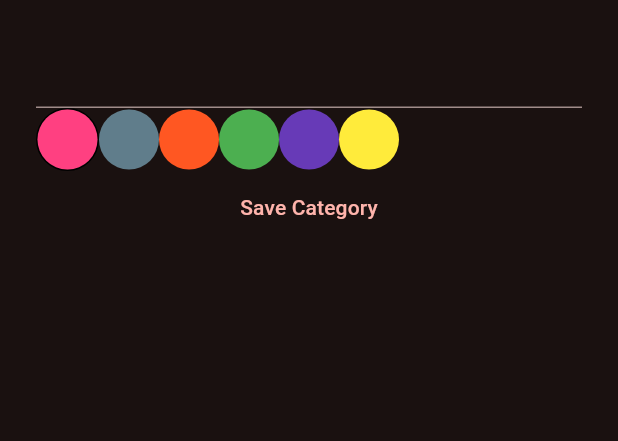
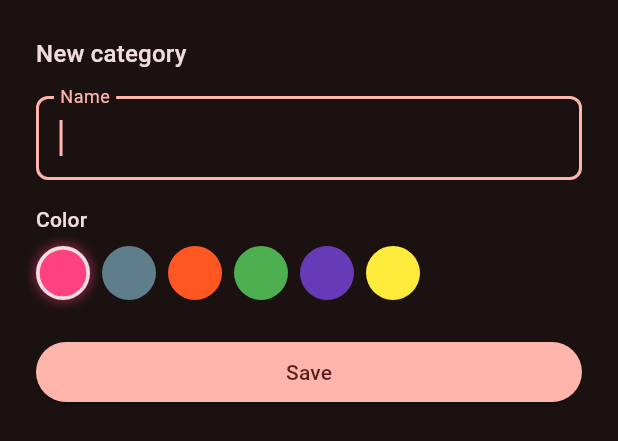
Before and after one commit to julianty/flutter-pomodoro, a Flutter app: the CategoryForm widget shown alone on an empty page, opened directly, on a phone screen of 412 x 824 dp. Shown: the top 441 px of the screen. Run offline on Flutter 3.47's test engine with Material 3 defaults, Android fonts, the phone set to English and light mode, and no system bars; our stand-ins replace audioplayers, cloud_firestore, firebase_auth, firebase_core; accounts and stored records are empty.

Commit message:
Wire up delete categories and UI update

```diff
--- a/lib/category_form.dart
+++ b/lib/category_form.dart
@@ -3,7 +3,7 @@ import 'package:flutter/material.dart';
 import 'package:flutter_pomodoro/category_picker.dart';
 import 'package:flutter_pomodoro/firestore_service.dart';
 
-List<Color> defaultColors = [
+const List<Color> defaultColors = [
   Colors.pinkAccent,
   Colors.blueGrey,
   Colors.deepOrange,
@@ -13,7 +13,8 @@ List<Color> defaultColors = [
 ];
 
 class CategoryForm extends StatefulWidget {
-  const CategoryForm({super.key});
+  final Category? category;
+  const CategoryForm({super.key, this.category});
 
   @override
   State<CategoryForm> createState() => _CategoryFormState();
@@ -23,10 +24,16 @@ class _CategoryFormState extends State<CategoryForm> {
   late TextEditingController textController;
   Color _selectedColor = defaultColors.first;
 
+  bool get _isEditing => widget.category != null;
+
   @override
   void initState() {
     super.initState();
     textController = TextEditingController();
+    if (widget.category != null) {
+      textController.text = widget.category!.label;
+      _selectedColor = widget.category!.color;
+    }
   }
 
   void onSelectColor(Color color) {
@@ -36,38 +43,100 @@ class _CategoryFormState extends State<CategoryForm> {
   }
 
   void onSaveCategory() {
-    User? user = FirebaseAuth.instance.currentUser;
-    Category category = Category(
+    final user = FirebaseAuth.instance.currentUser;
+    if (user == null) return;
+
+    final category = Category(
       color: _selectedColor,
       label: textController.text,
-      icon: (Icons.ac_unit_outlined),
+      icon: Icons.ac_unit_outlined,
     );
-    FirestoreService().saveCategory(user!.uid, category);
+
+    if (_isEditing) {
+      category.id = widget.category!.id;
+      FirestoreService().updateCategory(user.uid, category);
+    } else {
+      FirestoreService().saveCategory(user.uid, category);
+    }
+  }
+
+  void handleDelete() {
+    final user = FirebaseAuth.instance.currentUser;
+    if (user == null) return;
+    FirestoreService().deleteCategory(user.uid, widget.category!);
   }
 
   @override
   Widget build(BuildContext context) {
+    final colors = Theme.of(context).colorScheme;
+    final textTheme = Theme.of(context).textTheme;
+
     return Padding(
-      padding: EdgeInsets.all(24),
+      padding: EdgeInsets.fromLTRB(
+        24,
+        24,
+        24,
+        MediaQuery.of(context).viewInsets.bottom + 24,
+      ),
       child: Column(
+        mainAxisSize: MainAxisSize.min,
+        crossAxisAlignment: CrossAxisAlignment.stretch,
         children: [
-          TextField(controller: textController),
+          Row(
+            mainAxisAlignment: MainAxisAlignment.spaceBetween,
+            children: [
+              Text(
+                _isEditing ? 'Edit category' : 'New category',
+                style: textTheme.titleMedium,
+              ),
+              if (_isEditing)
+                IconButton(
+                  icon: Icon(Icons.delete_outline, color: colors.error),
+                  onPressed: () {
+                    handleDelete();
+                    Navigator.pop(context);
+                  },
+                ),
+            ],
+          ),
+          const SizedBox(height: 16),
+          TextField(
+            controller: textController,
+            autofocus: true,
+            decoration: InputDecoration(
+              labelText: 'Name',
+              border: OutlineInputBorder(
+                borderRadius: BorderRadius.circular(8),
+              ),
+            ),
+          ),
+          const SizedBox(height: 16),
+          Text('Color', style: textTheme.labelLarge),
+          const SizedBox(height: 8),
           Row(
             children: [
               for (var color in defaultColors)
-                ColorCircle(
-                  color: color,
-                  onTap: onSelectColor,
-                  selected: color == _selectedColor,
+                Padding(
+                  padding: const EdgeInsets.only(right: 8),
+                  child: ColorCircle(
+                    color: color,
+                    onTap: onSelectColor,
+                    selected: color == _selectedColor,
+                  ),
                 ),
             ],
           ),
-          TextButton(
+          const SizedBox(height: 24),
+          ElevatedButton(
+            style: ElevatedButton.styleFrom(
+              backgroundColor: colors.primary,
+              foregroundColor: colors.onPrimary,
+            ),
             onPressed: () {
               onSaveCategory();
               Navigator.pop(context);
             },
-            child: Text('Save Category'),
+            child: const Text('Save'),
           ),
         ],
       ),
@@ -76,8 +145,8 @@ class _CategoryFormState extends State<CategoryForm> {
 
   @override
   void dispose() {
+    textController.dispose();
     super.dispose();
-    textController.dispose();
   }
 }
 
@@ -95,14 +164,29 @@ class ColorCircle extends StatelessWidget {
   @override
   Widget build(BuildContext context) {
     return GestureDetector(
-      onTap: () {
-        onTap(color);
-      },
+      onTap: () => onTap(color),
       child: Container(
-        decoration: selected
-            ? BoxDecoration(shape: BoxShape.circle, border: Border.all())
-            : null,
-        child: CircleAvatar(backgroundColor: color),
+        width: 36,
+        height: 36,
+        decoration: BoxDecoration(
+          shape: BoxShape.circle,
+          color: color,
+          border: selected
+              ? Border.all(
+                  color: Theme.of(context).colorScheme.onSurface,
+                  width: 2.5,
+                )
+              : null,
+          boxShadow: selected
+              ? [
+                  BoxShadow(
+                    color: color.withValues(alpha: 0.5),
+                    blurRadius: 6,
+                    spreadRadius: 1,
+                  ),
+                ]
+              : null,
+        ),
       ),
     );
   }
```
Also changed, not shown: lib/category_screen.dart (+96 -16 lines), lib/firestore_service.dart (+10 -0 lines).
